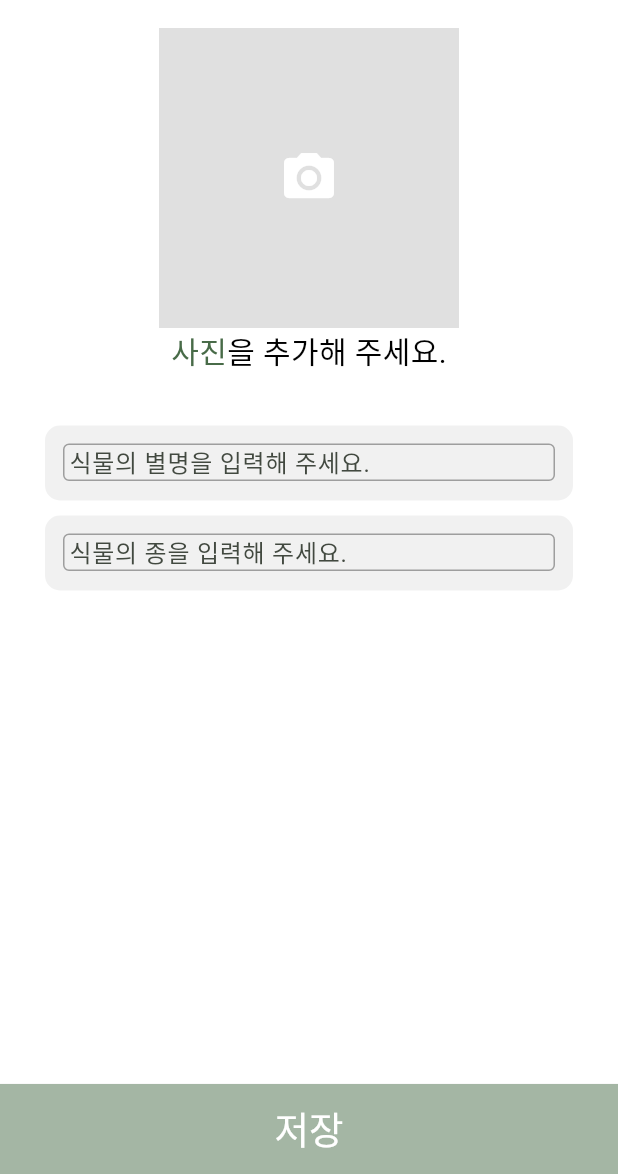
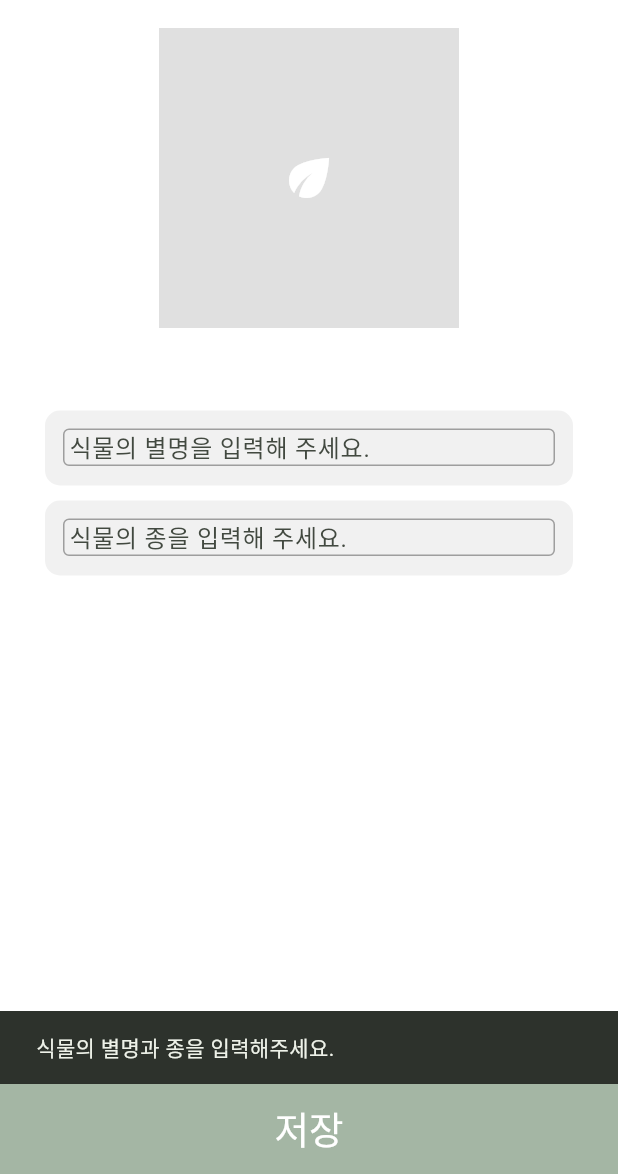
Before and after one commit to kmsms9207/Greenday, a Flutter app: the PlantFormScreen screen opened directly, after a tap on "저장", on a phone screen of 412 x 824 dp, the part 62-1236 px from its top. Run offline on Flutter 3.47's test engine with Material 3 defaults, Android fonts, the phone set to English and light mode, and no system bars; our stand-ins replace cached_network_image; network calls fail.

Commit message:
식물 리스트 화면 연결

```diff
--- a/frontend/lib/login.dart
+++ b/frontend/lib/login.dart
@@ -16,7 +16,7 @@ class _LoginScreenState extends State<LoginScreen> {
 
   Future<void> attemptLogin() async {
     // 보내주신 코드의 최신 URL을 반영합니다.
-    const String apiUrl = "https://7b2e1bfc4d32.ngrok-free.app/auth/login";
+    const String apiUrl = "https://117b8ecfdace.ngrok-free.app/auth/login";
 
     try {
       final response = await http.post(
--- a/frontend/lib/plant_form.dart
+++ b/frontend/lib/plant_form.dart
@@ -1,7 +1,11 @@
 import 'package:flutter/material.dart';
-import 'package:image_picker/image_picker.dart';
-import 'dart:io';
+import 'package:http/http.dart' as http;
+import 'dart:convert';
 import 'model/api.dart';
+import 'model/plant.dart';
+
+// 임시 저장용 리스트 (앱 종료 시 초기화됨)
+List<Plant> myPlants = [];
 
 class PlantFormScreen extends StatefulWidget {
   const PlantFormScreen({super.key});
@@ -11,20 +15,85 @@ class PlantFormScreen extends StatefulWidget {
 }
 
 class _PlantFormScreenState extends State<PlantFormScreen> {
-  File? _selectedImage; // 선택한 이미지 파일
-
+  TextEditingController _nicknameController = TextEditingController();
   TextEditingController _speciesController = TextEditingController();
   List<String> _suggestions = []; // API에서 받아올 추천 목록
+  String? _serverImageUrl;
+  List<Plant> _allPlants = []; // 전체 식물 목록 저장
 
-  Future<void> _pickImage() async {
-    final picker = ImagePicker();
-    final pickedFile = await picker.pickImage(source: ImageSource.gallery);
-
-    if (pickedFile != null) {
+  @override
+  void initState() {
+    super.initState();
+    fetchPlantList().then((plants) {
       setState(() {
-        _selectedImage = File(pickedFile.path);
+        _allPlants = plants;
+      });
+    }).catchError((e) {
+      print('전체 식물 목록 불러오기 실패: $e');
     });
   }
+
+  Future<void> savePlantToServer(Plant plant) async {
+    final url = Uri.parse('https://f9b21d7edc72.ngrok-free.app/plants');
+
+    final response = await http.post(
+      url,
+      headers: {'Content-Type': 'application/json'},
+      body: jsonEncode({
+        'name': plant.nameKo,
+        'species': plant.species,
+        'master_image_url': plant.imageUrl, // 서버에서 접근 가능한 URL이어야 함
+      }),
+    );
+
+    if (response.statusCode == 201) {
+      print('식물 저장 성공');
+    } else if (response.statusCode == 422) {
+      print('검증 오류: ${response.body}');
+    } else {
+      print('알 수 없는 오류: ${response.statusCode}');
+    }
+  }
+
+  // 저장 함수
+  Future<void> _savePlant() async {
+    final nickname = _nicknameController.text;
+    final species = _speciesController.text;
+
+    if (nickname.isEmpty || species.isEmpty) {
+      ScaffoldMessenger.of(context).showSnackBar(
+        const SnackBar(content: Text('식물의 별명과 종을 입력해주세요.')),
+      );
+      return;
+    }
+
+    final newPlant = Plant(
+      id: myPlants.length + 1,
+      nameKo: nickname,
+      species: species,
+      imageUrl: _serverImageUrl ?? '', // 서버 이미지 URL 저장
+      description: '',
+      difficulty: '',
+      lightRequirement: '',
+      wateringType: '',
+      petSafe: false,
+      tags: [],
+    );
+
+    myPlants.add(newPlant); // 로컬 저장
+
+    try {
+      await savePlantToServer(newPlant); // 서버 저장
+      ScaffoldMessenger.of(context).showSnackBar(
+        const SnackBar(content: Text('식물이 서버에 저장되었습니다.')),
+      );
+    } catch (e) {
+      ScaffoldMessenger.of(context).showSnackBar(
+        SnackBar(content: Text('서버 저장 실패: $e')),
+      );
+    }
+
+    Navigator.pop(context, newPlant); // 이전 화면으로 돌아가기
   }
 
   @override
@@ -55,11 +124,14 @@ class _PlantFormScreenState extends State<PlantFormScreen> {
         child: Column(
           children: [
             // 식물 별명 + 식물 종
-            Center(child: _centerInfoTile("사진", "을 추가해 주세요.")),
-            const SizedBox(height: 30),
+            Center(child: _centerInfoTile()),
+            const SizedBox(height: 50),
             Column(
               children: [
-                inputCard("식물의 별명을 입력해 주세요."),
+                inputCard(
+                  controller: _nicknameController,
+                  hint: "식물의 별명을 입력해 주세요.",
+                ),
                 inputCardWithSuggestions(
                   controller: _speciesController,
                   hint: "식물의 종을 입력해 주세요.",
@@ -73,10 +145,32 @@ class _PlantFormScreenState extends State<PlantFormScreen> {
                     setState(() => _suggestions = suggestions);
                   },
                   onSuggestionTap: (s) {
-                    setState(() {
                     _speciesController.text = s;
                     _suggestions = [];
+
+                    try {
+                      final matchedPlant = _allPlants.firstWhere(
+                        (p) => p.nameKo == s,
+                        orElse: () => Plant(
+                          id: 0,
+                          nameKo: '',
+                          species: '',
+                          imageUrl: '',
+                          description: '',
+                          difficulty: '',
+                          lightRequirement: '',
+                          wateringType: '',
+                          petSafe: false,
+                          tags: [],
+                        ),
+                      );
+
+                    setState(() {
+                      _serverImageUrl = matchedPlant.imageUrl; // 서버 이미지 URL 저장
                     });
+                  } catch (e) {
+                    print('서버 이미지 불러오기 실패: $e');
+                  }
                 },
               ),
             ],
@@ -89,9 +183,7 @@ class _PlantFormScreenState extends State<PlantFormScreen> {
         width: double.infinity,
         height: 60, // 버튼 높이
         child: ElevatedButton(
-          onPressed: () async {
-            // Plant 수정 화면 연동
-          },
+          onPressed: _savePlant,
           style: ElevatedButton.styleFrom(
             backgroundColor: const Color(0xFFA4B6A4),
             foregroundColor: Colors.white,
@@ -107,58 +199,32 @@ class _PlantFormScreenState extends State<PlantFormScreen> {
   }
 
   // 가운데 정렬 위젯
-  Widget _centerInfoTile(String name, String species) {
-    final hasImage = _selectedImage != null;
-
+  Widget _centerInfoTile() {
     return Column(
       crossAxisAlignment: CrossAxisAlignment.center,
       children: [
-        GestureDetector(
-          onTap: _pickImage, // 누르면 사진 선택
-          child: Container(
+        Container(
           width: 200,
           height: 200,
           decoration: BoxDecoration(
             color: Colors.grey[300], // 기본 배경색 (회색)
-              image: _selectedImage != null
+            image: _serverImageUrl != null && _serverImageUrl!.isNotEmpty
                 ? DecorationImage(
-                      image: FileImage(_selectedImage!),
+                    image: NetworkImage(_serverImageUrl!),
                     fit: BoxFit.cover,
                   )
                 : null, // _selectedImage가 없으면 빈 네모
           ),
-            child: _selectedImage == null
-                ? const Icon(Icons.camera_alt, size: 40, color: Colors.white)
+          child: _serverImageUrl == null || _serverImageUrl!.isEmpty
+              ? const Icon(Icons.eco, size: 40, color: Colors.white)
               : null, // 사진 없으면 카메라 아이콘
         ),
-        ),
-
-        Container(
-          height: 30, // 텍스트 영역 최소 높이
-          alignment: Alignment.center,
-          child: Opacity(
-            opacity: hasImage ? 0 : 1, // 사진이 있으면 글씨 숨김, 없으면 보임
-            child: Row(
-              mainAxisSize: MainAxisSize.min,
-              children: [
-                Text(
-                  name,
-                  style: const TextStyle(fontSize: 20, color: Color(0xFF486B48)),
-                ),
-                Text(
-                  species,
-                  style: const TextStyle(fontSize: 20, color: Colors.black),
-                ),
-              ],
-            ),
-          ),
-        )
       ],
     );
   }
 
   // 왼쪽 정렬 위젯
-  Widget inputCard(String hint) {
+  Widget inputCard({required TextEditingController controller, required String hint}) {
     return Card(
       color: const Color(0xFFF1F1F1),
       elevation: 0,
@@ -169,6 +235,7 @@ class _PlantFormScreenState extends State<PlantFormScreen> {
         height: 50, // 카드 높이
         padding: const EdgeInsets.all(12),
         child: TextField(
+          controller: controller,
           decoration: InputDecoration(
             hintText: hint,
             border: InputBorder.none,
--- a/frontend/lib/signup.dart
+++ b/frontend/lib/signup.dart
@@ -81,7 +81,7 @@ class _SignUpScreenState extends State<SignUpScreen> {
   // 회원가입 API를 호출하는 함수
   Future<void> attemptSignUp() async {
     const String apiUrl =
-        "https://d23c6db83f6a.ngrok-free.app/auth/signup"; // 최신 URL로 가정
+        "https://f9b21d7edc72.ngrok-free.app/auth/signup"; // 최신 URL로 가정
     if (_passwordController.text != _passwordCheckController.text) {
       ScaffoldMessenger.of(
         context,
```
Also changed, not shown: frontend/lib/model/api.dart (+9 -3 lines), frontend/lib/my_plant_screen.dart (+42 -25 lines), frontend/lib/plant_info.dart (+15 -12 lines), frontend/pubspec.lock, 1 other file. Lines whose indentation alone changed are shown as unchanged.
